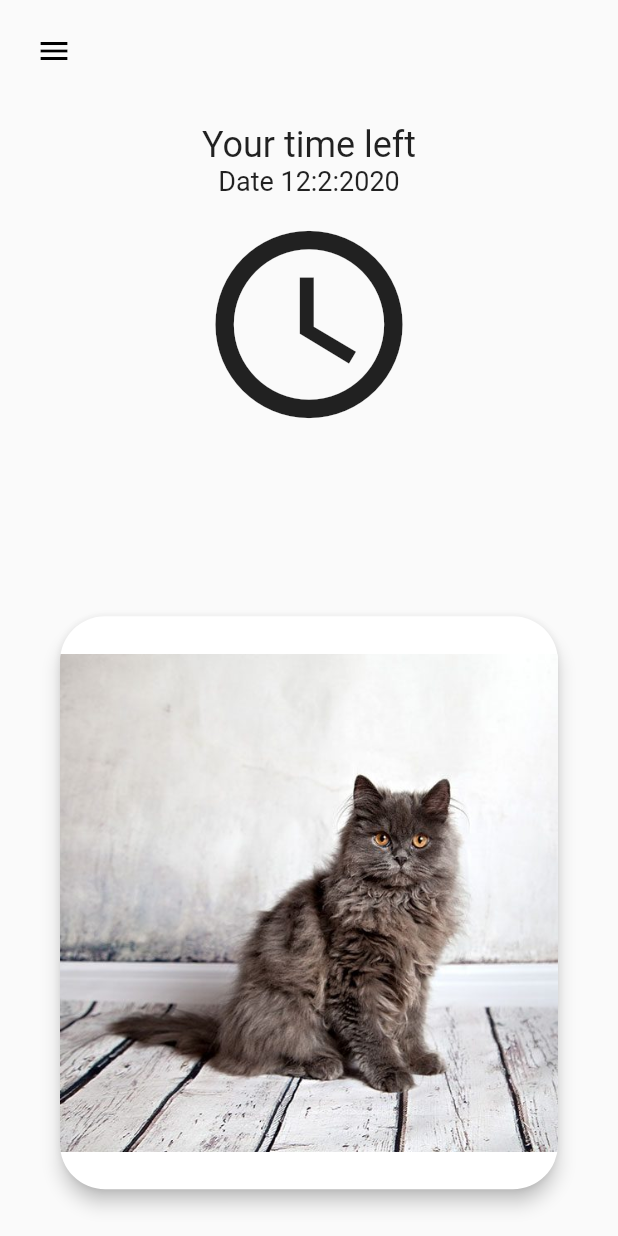
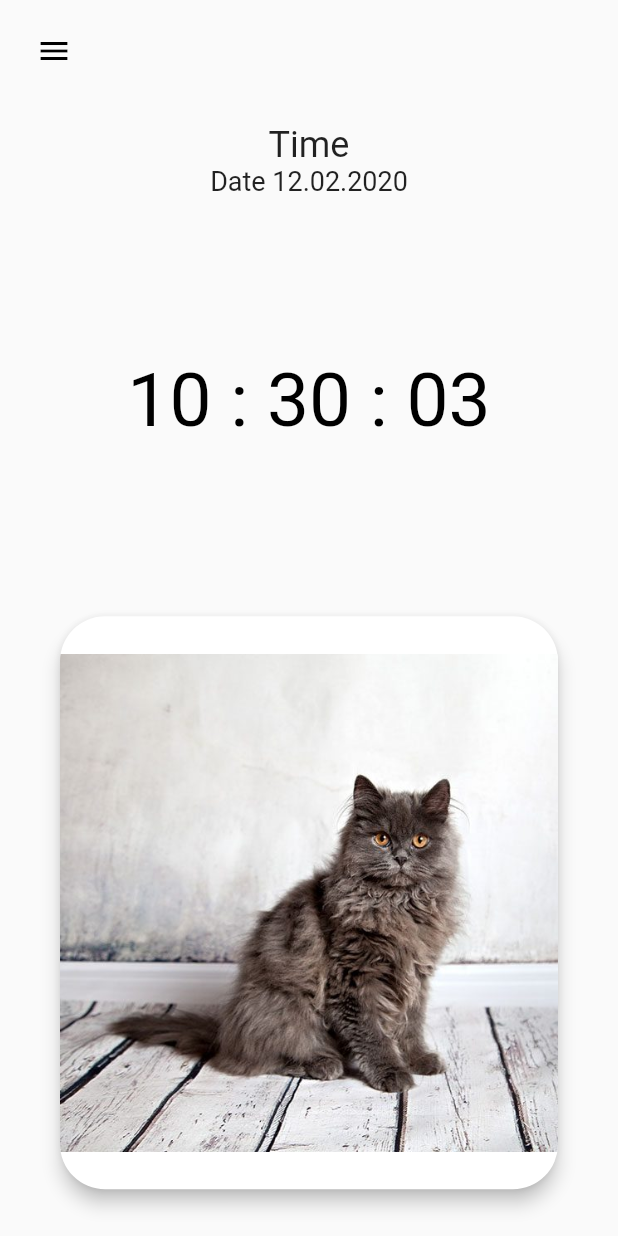
Before and after one commit to ArkadiiShatkovskyi/Flutter, a Flutter app: the screen it shows after launch, on a phone screen of 412 x 824 dp. Run offline on Flutter 3.47's test engine with Material 2 defaults, Android fonts, the light colour scheme and no system bars; our stand-ins replace ant_icons, cloud_firestore, firebase_auth, flare_flutter, flutter_svg, gradient_app_bar and 1 more; accounts and stored records are empty.

Commit message:
Set up clock on screen

```diff
--- a/life_time_app/life_time_app/lib/screens/TimeScreen.dart
+++ b/life_time_app/life_time_app/lib/screens/TimeScreen.dart
@@ -3,6 +3,7 @@ import 'package:flutter/material.dart';
 import 'package:flutter/painting.dart';
 
 import '../widgets/StatisticItem.dart';
+import '../widgets/ClockWidget.dart';
 
 class TimeScreen extends StatefulWidget {
   @override
@@ -24,13 +25,6 @@ class _TimeScreenState extends State<TimeScreen> {
   Widget build(BuildContext context) {
     final media = MediaQuery.of(context).size;
     return Scaffold(
-      /* bottomNavigationBar: BottomNavigationBar(
-        elevation: 0,
-        items: [
-          BottomNavigationBarItem(icon: Icon(Icons.add), title: Text("Add")),
-          BottomNavigationBarItem(icon: Icon(Icons.calendar_today), title: Text("Calendar")),
-        ]
-      ),*/
       body: SizedBox(
         width: media.width,
         height: media.height,
@@ -53,6 +47,7 @@ class _TimeScreenState extends State<TimeScreen> {
                     onPressed: () {},
                   )),
             ),
+
             Positioned(
                 top: media.height / 10,
                 left: media.width / 4,
@@ -61,23 +56,25 @@ class _TimeScreenState extends State<TimeScreen> {
                   children: <Widget>[
                     Center(
                         child: Text(
-                      "Your time left",
+                      "Time",
                       style: TextStyle(fontSize: 24),
                     )),
                     Center(
                         child: Text(
-                      "Date ${date.day}:${date.month}:${date.year}",
+                      "Date ${date.day.toString().padLeft(2, '0')}.${date.month.toString().padLeft(2, '0')}.${date.year}",
                       style: TextStyle(fontSize: 18),
                     )),
-                    SizedBox(
-                      height: 10,
-                    ),
-                    Icon(
-                      Icons.access_time,
-                      size: 150,
-                    ),
                   ],
                 )),
+            Positioned(
+              top: media.height * 0.2,
+              left: media.width *.1,
+              right: media.width *.1,
+              child: ClockWidget(
+                width: media.width * 0.8,
+                height: media.height * 0.25,
+              ),
+            ),
             Positioned(
               bottom: 0,
               child: Container(
```
